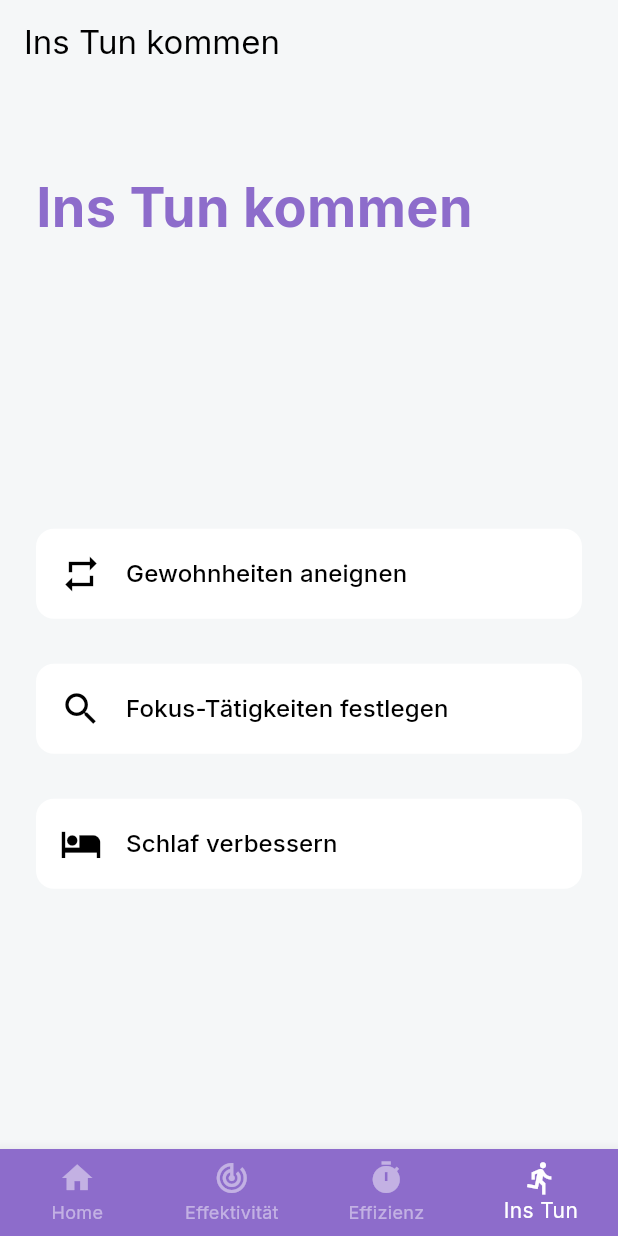
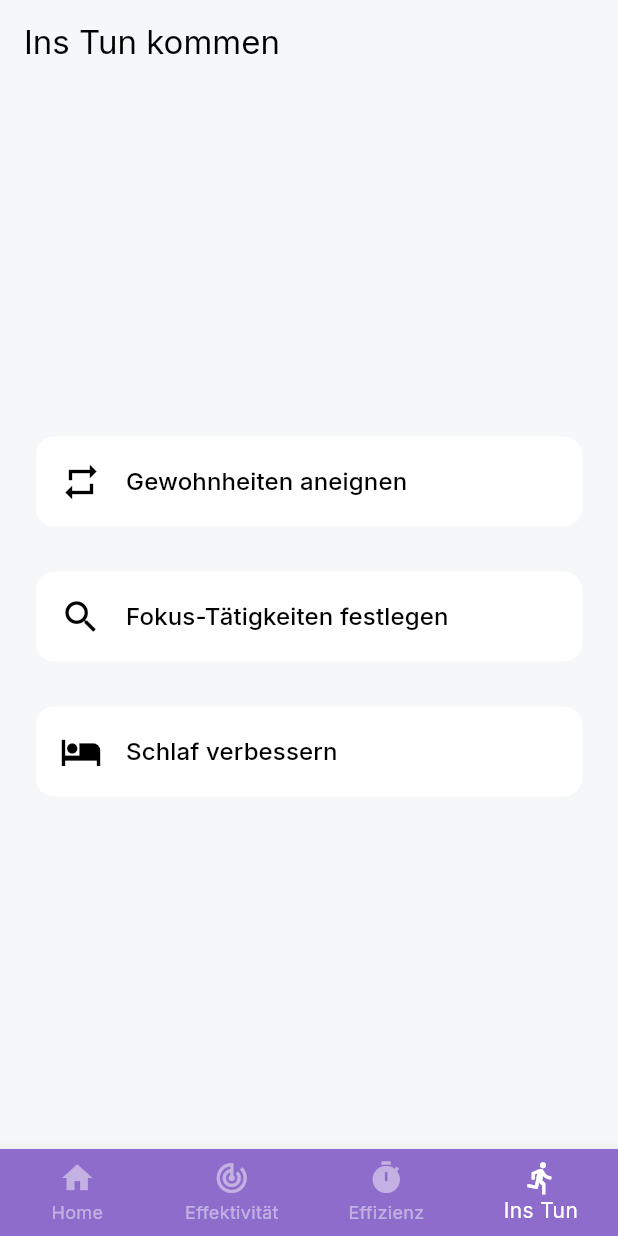
Before and after one commit to Tschongsti/aspira, a Flutter app: the InsTunKommenScreen screen opened by its route, on a phone screen of 412 x 824 dp. Run offline on Flutter 3.47's test engine with Material 3 defaults, Android fonts, the phone set to English and light mode, and no system bars; our stand-ins replace flutter_riverpod, go_router, google_fonts; missing offline and left inert: duration.

```diff
--- a/lib/screens/instunkommen_screen.dart
+++ b/lib/screens/instunkommen_screen.dart
@@ -14,20 +14,6 @@ class InsTunKommenScreen extends StatelessWidget{
     return Column(
         crossAxisAlignment: CrossAxisAlignment.start,
         children: [
-          const SizedBox(height:40),
-          Padding(
-            padding: const EdgeInsets.symmetric(
-              horizontal: 24,
-              vertical: 16),
-            child: Text(
-              'Ins Tun kommen',
-              style: GoogleFonts.inter(
-                fontSize: 36,
-                fontWeight: FontWeight.bold,
-                color: Color(0xFF8D6CCB),
-              ),
-            ),
-          ),
           Expanded(
             child: Center (
               child: Padding (
```
Also changed, not shown: lib/providers/firstvisit_provider.dart (added, +17 -0 lines), lib/router/app_router.dart (+18 -2 lines), lib/screens/fokustracking_intro_screen.dart (added, +36 -0 lines).
